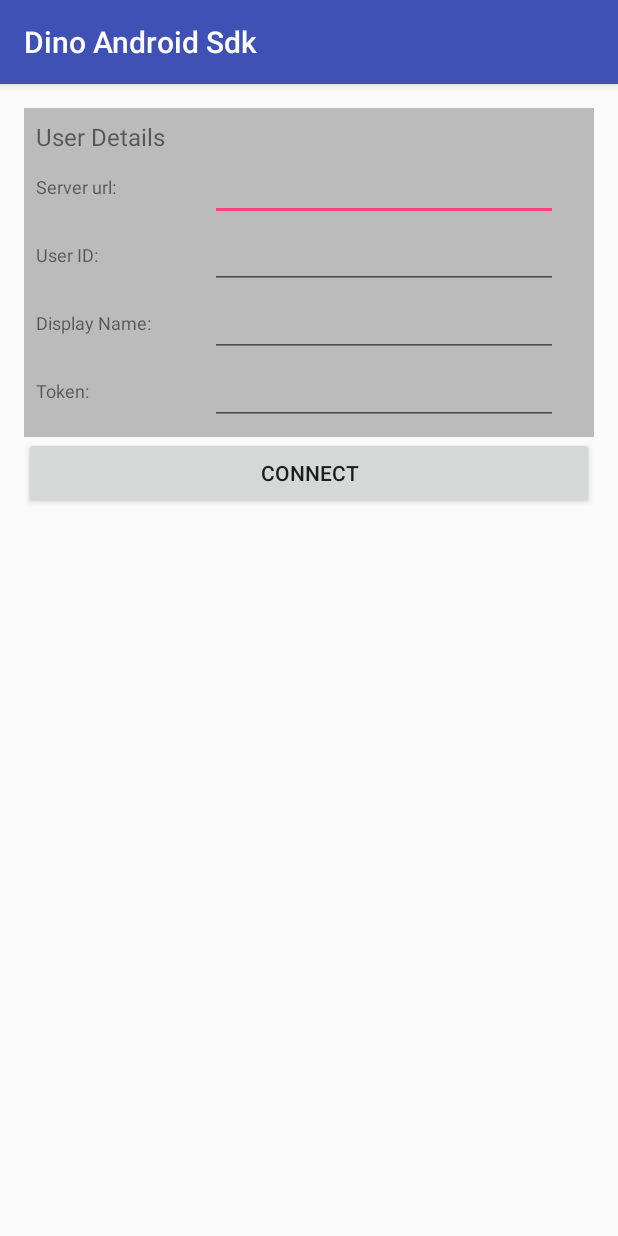
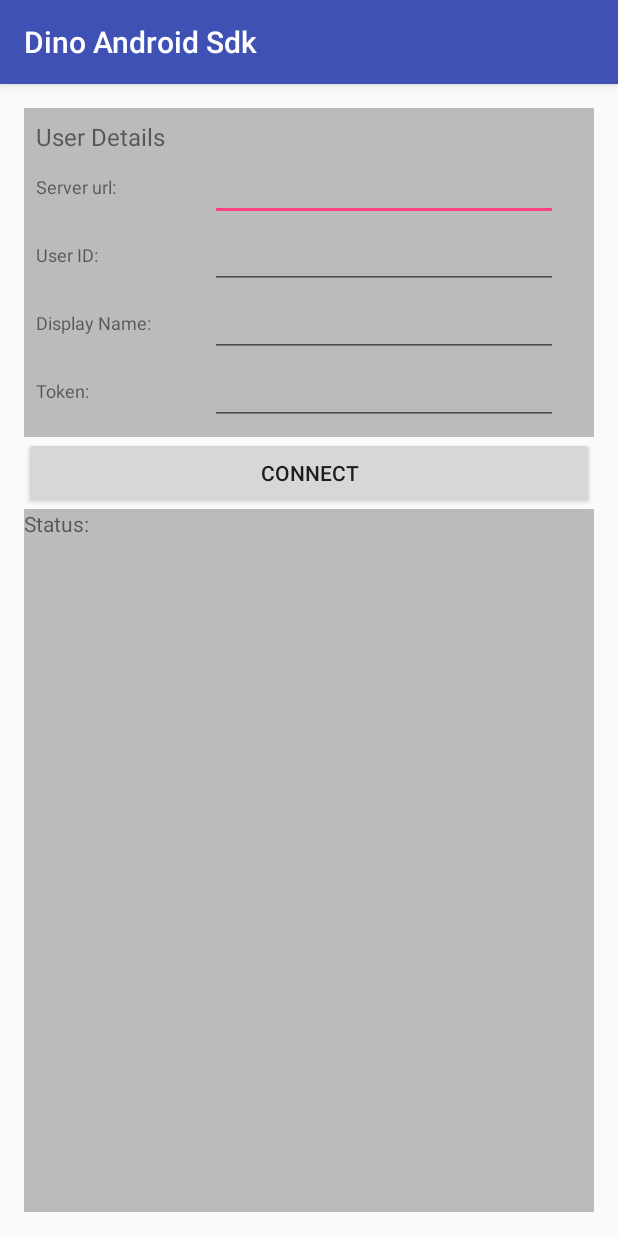
Before and after one commit to thenetcircle/dino-android-framework, an Android app: the screen it shows after launch (MainActivity), on a phone screen of 412 x 824 dp. Run offline under Robolectric (Android 15) with nearby library versions, the phone set to English and light mode, and no system bars; libraries missing offline, so code that uses them is left out: io.socket.client, io.socket.engineio, kotterknife.bindView; 12 statements that could not run were skipped.

Commit message:
added status box and messages for connect, disconnect and errors

```diff
--- a/app/src/main/java/com/thenetcircle/dinoandroidsdk/DinoChatConnection.kt
+++ b/app/src/main/java/com/thenetcircle/dinoandroidsdk/DinoChatConnection.kt
@@ -115,6 +115,7 @@ class DinoChatConnection(listener: DinoConnectionListener) {
     fun disconnect() {
         if (socket != null) {
             socket!!.off(Socket.EVENT_DISCONNECT)
+            socket!!.off(Socket.EVENT_CONNECT_ERROR)
             socket!!.disconnect()
             socket = null
             connectionListener.onDisconnect()
--- a/app/src/main/res/layout/activity_main.xml
+++ b/app/src/main/res/layout/activity_main.xml
@@ -10,15 +10,15 @@
     <LinearLayout
         android:layout_width="match_parent"
         android:layout_height="wrap_content"
-        android:padding="8dp"
         android:background="#BBBBBB"
-        android:orientation="vertical">
+        android:orientation="vertical"
+        android:padding="8dp">
 
         <TextView
             android:layout_width="wrap_content"
             android:layout_height="match_parent"
             android:text="@string/user_details"
-            android:textSize="16sp"/>
+            android:textSize="16sp" />
 
         <LinearLayout
             android:layout_width="match_parent"
@@ -58,8 +58,9 @@
                 android:layout_height="wrap_content"
                 android:layout_marginLeft="16dp"
                 android:layout_marginRight="16dp"
-                android:inputType="number"/>
+                android:inputType="number" />
         </LinearLayout>
+
         <LinearLayout
             android:layout_width="match_parent"
             android:layout_height="wrap_content"
@@ -106,6 +107,19 @@
         android:id="@+id/connectBtn"
         android:layout_width="match_parent"
         android:layout_height="wrap_content"
-        android:text="@string/connect"/>
+        android:text="@string/connect" />
+
+
+    <ScrollView
+        android:layout_width="match_parent"
+        android:layout_height="match_parent"
+        android:background="#BBBBBB">
+
+        <TextView
+            android:id="@+id/status_box"
+            android:layout_width="match_parent"
+            android:layout_height="match_parent"
+            android:text="@string/status"/>
+    </ScrollView>
 
 </LinearLayout>
--- a/app/src/main/res/values/strings.xml
+++ b/app/src/main/res/values/strings.xml
@@ -7,4 +7,5 @@
     <string name="connect">Connect</string>
     <string name="server_url">Server url:</string>
     <string name="disconnect">Disconnect</string>
+    <string name="status">Status:</string>
 </resources>
```
Also changed, not shown: app/src/main/java/com/thenetcircle/dinoandroidsdk/MainActivity.kt (+7 -1 lines).
